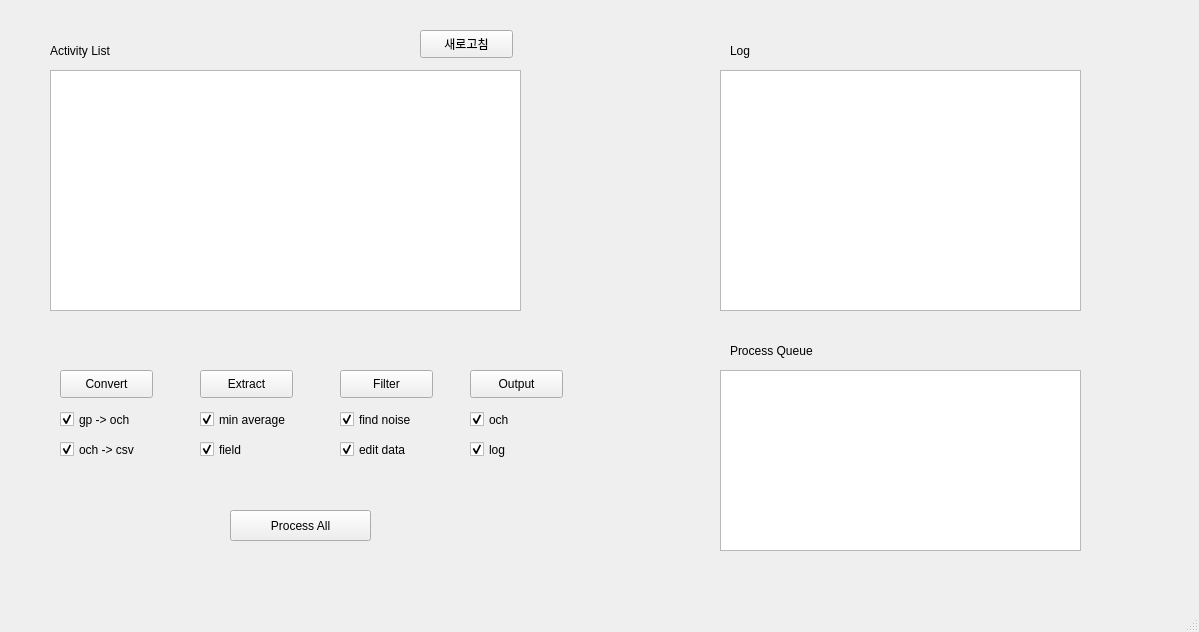
Molang00/data_pre-processor, file module/controller/controller.ui: the form before one commit.
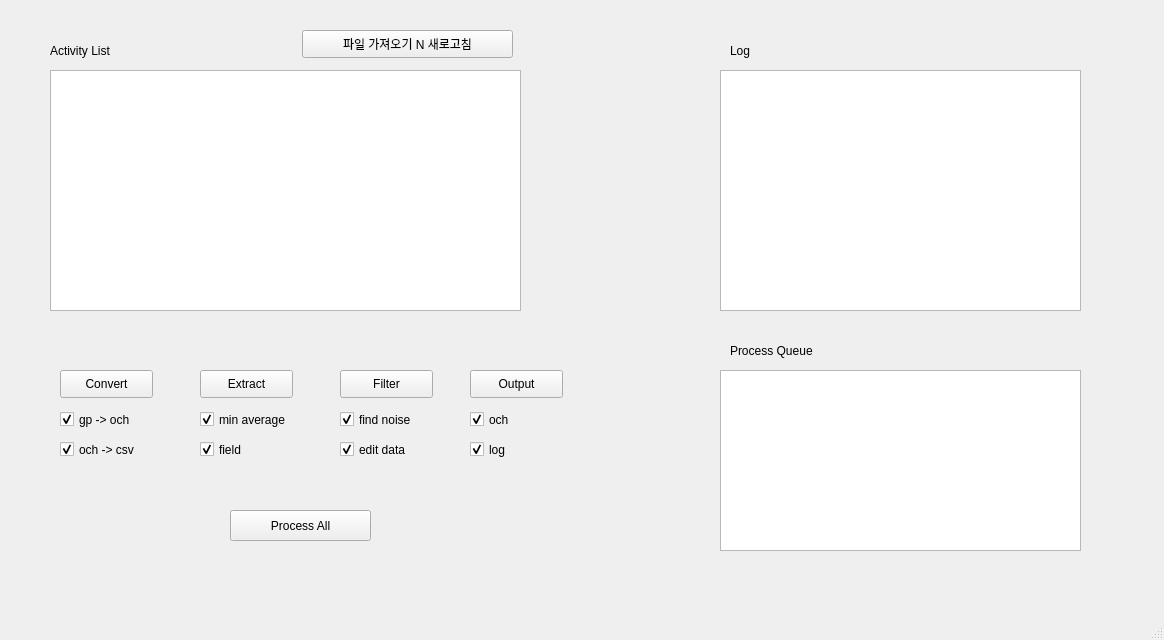
The form after the commit.

Commit message: merge ftp module

Patch:
```diff
--- a/module/controller/controller.ui
+++ b/module/controller/controller.ui
@@ -6,8 +6,8 @@
    <rect>
     <x>0</x>
     <y>0</y>
-    <width>1199</width>
-    <height>632</height>
+    <width>1164</width>
+    <height>640</height>
    </rect>
   </property>
   <property name="windowTitle">
@@ -286,14 +286,14 @@
    <widget class="QPushButton" name="refresh_listview_button">
     <property name="geometry">
      <rect>
-      <x>420</x>
+      <x>302</x>
       <y>30</y>
-      <width>93</width>
+      <width>211</width>
       <height>28</height>
      </rect>
     </property>
     <property name="text">
-     <string>새로고침</string>
+     <string>파일 가져오기 N 새로고침</string>
     </property>
    </widget>
   </widget>
```
Left out of the diff: 2 changed lines with no effect on the pictures. The commit also changes 2 other files.
